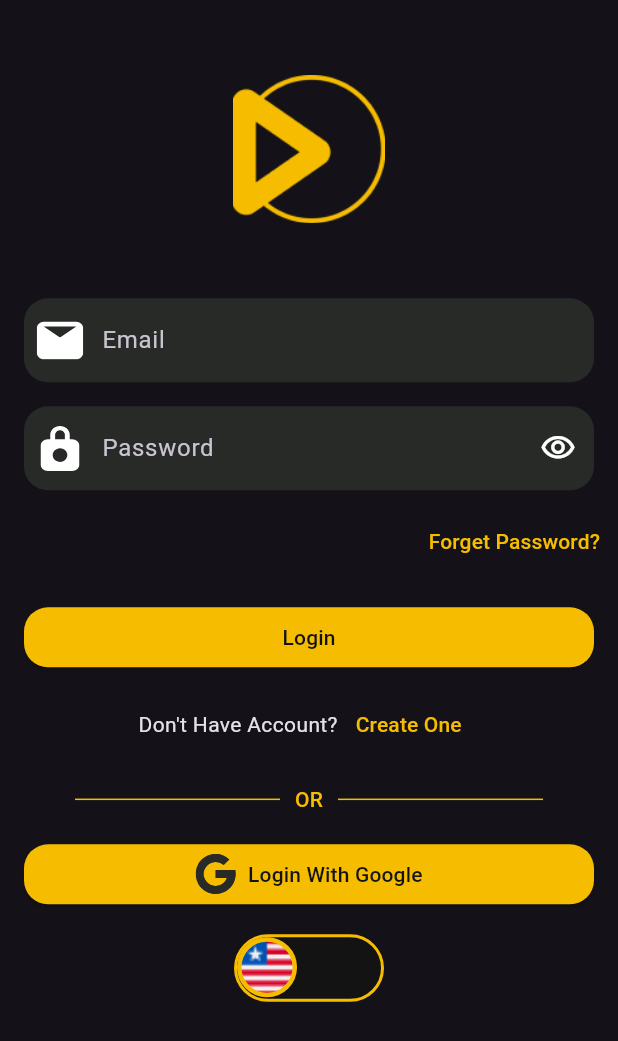
After one commit to Zahira-Hamza/movies_app, a Flutter app: the LoginScreen screen opened by its route, on a phone screen of 412 x 824 dp. The commit adds this screen. Shown: the top 1041 px of the screen. Run offline on Flutter 3.47's test engine with Material 3 defaults, Android fonts, the phone set to English and light mode, and no system bars; our stand-ins replace flutter_svg, google_fonts.

Commit message:
implement login screen ui

```diff
--- a/lib/core/constants/app_colors.dart
+++ b/lib/core/constants/app_colors.dart
@@ -3,4 +3,7 @@ import 'package:flutter/material.dart';
 class AppColors {
   static const Color blackPrimaryColor = Color(0xff121312);
   static const Color yellowPrimaryColor = Color(0xffF6BD00);
+  static const Color whiteColor=Color(0xFFFFFFFF);
+  static const Color redColor=Color(0xFFE82626);
+  static const Color greyColor = Color(0xff282A28);
 }
--- a/lib/core/constants/app_styles.dart
+++ b/lib/core/constants/app_styles.dart
@@ -31,4 +31,9 @@ class AppStyles {
     fontWeight: FontWeight.bold,
     color: Colors.white,
   );
+ static ThemeData darkTheme= ThemeData(
+scaffoldBackgroundColor: AppColors.blackPrimaryColor,
+   textTheme: TextTheme(titleSmall:TextStyle(fontSize: 14,
+       fontWeight:FontWeight.w500))
+  );
 }
--- a/lib/core/routes/app_routes.dart
+++ b/lib/core/routes/app_routes.dart
@@ -1,3 +1,4 @@
 class AppRoutes {
   static const String OnBoardingRoute = "onboarding_screen";
+  static const String loginScreenRoute = "login_screen";
 }
--- a/lib/main.dart
+++ b/lib/main.dart
@@ -1,4 +1,5 @@
 import 'package:flutter/material.dart';
+import 'package:movies_app/presentation/screens/login/login_screen.dart';
 import 'package:movies_app/presentation/screens/onboarding/onboarding_screen.dart';
 
 import 'core/routes/app_routes.dart';
@@ -17,7 +18,10 @@ class MoviesApp extends StatelessWidget {
       initialRoute: AppRoutes.OnBoardingRoute,
       routes: {
         AppRoutes.OnBoardingRoute: (context) => OnboardingScreen(),
+        AppRoutes.loginScreenRoute:(context)=>LoginScreen()
       },
+      darkTheme: ThemeData.dark(),
+      themeMode: ThemeMode.dark,
     );
   }
 }
--- /dev/null
+++ b/lib/presentation/screens/login/login_screen.dart
@@ -0,0 +1,141 @@
+import 'package:flutter/material.dart';
+import 'package:flutter_svg/flutter_svg.dart';
+import 'package:movies_app/core/constants/app_colors.dart';
+import 'package:movies_app/presentation/widgets/default_text_form_field.dart';
+import 'package:movies_app/presentation/widgets/language_switcher.dart';
+
+
+class LoginScreen extends StatelessWidget {
+  TextEditingController emailController=TextEditingController();
+
+  TextEditingController passwordController=TextEditingController();
+
+  GlobalKey<FormState> formKey=GlobalKey<FormState>();
+
+  bool isEnglish=true;
+
+  int initialIndex = 0;
+
+  @override
+  Widget build(BuildContext context) {
+    return SafeArea(
+      child: Scaffold(
+       // resizeToAvoidBottomInset:true,
+        body:  Form(
+          key: formKey,
+          child: SingleChildScrollView(
+            physics: NeverScrollableScrollPhysics(),
+            child: Column(
+              children: [
+                SizedBox(height: 50,),
+                Center(
+                  child:
+                  Image.asset(
+                    'assets/images/app_logo.png',
+                    height: MediaQuery.sizeOf(context).height * 0.12,
+                    fit: BoxFit.fill,
+                  ),
+                ),
+                SizedBox(height:50,),
+                Padding(
+                  padding: const EdgeInsets.symmetric(horizontal: 16),
+                  child: DefaultTextFormField(hintText:'Email',
+                  controller: emailController,
+                    prefixIconImage: 'email_icon',
+                    validator: (value){
+                    if(value==null||value.length<5)
+                    {  return'Invalid Email';}
+                    else
+                      {
+                        return null;
+                      }
+                    },
+                  ),
+                ),
+                SizedBox(height: 16,),
+                Padding(
+                  padding: const EdgeInsets.symmetric(horizontal: 16),
+                  child: DefaultTextFormField(hintText: 'Password',
+                  prefixIconImage:'password_icon',
+                  controller: passwordController,
+                  validator: (value){
+                    if(value==null||value.length<8)
+                      {
+                        return'Password must be at least 8 characters';
+                      }
+                    else
+                      {
+                        return null;
+                      }
+                  },
+                    isPassword: true,
+                  ),
+                ),
+                SizedBox(height: 10),
+                Row(mainAxisAlignment: MainAxisAlignment.end,
+                  children: [
+                    TextButton(onPressed: (){}, child:Text('Forget Password?',style:
+                      Theme.of(context).textTheme.titleSmall!.copyWith(color:AppColors.yellowPrimaryColor),),
+                    ),
+                  ],
+                ),
+                SizedBox(height: 16,),
+                SizedBox(width: double.infinity,
+                  child: Padding(
+                    padding: const EdgeInsets.symmetric(horizontal: 16),
+                    child: ElevatedButton(onPressed: (){}, child:
+                    Text('Login',style:Theme.of(context).textTheme.titleSmall!.copyWith(color: AppColors.blackPrimaryColor),),
+                      style: ElevatedButton.styleFrom(backgroundColor:AppColors.yellowPrimaryColor,
+                      shape: RoundedRectangleBorder(borderRadius: BorderRadius.circular(16))),
+                    ),
+                  ),
+                ),
+                SizedBox(height: 10,),
+                Row(mainAxisAlignment: MainAxisAlignment.center,
+                  children: [
+                    Text("Don't Have Account?"),
+                    TextButton(onPressed: (){}, child:Text('Create One',style:
+                    Theme.of(context).textTheme.titleSmall!.copyWith(color:AppColors.yellowPrimaryColor),),
+                    ),
+                  ],
+                ),
+                SizedBox(height: 16,),
+                Row(children: [
+                  Expanded(
+                    child: Divider(color: AppColors.yellowPrimaryColor,
+                      thickness: 1,
+                      indent:50,
+                    endIndent: 10,),
+                  ),
+                  Text('OR',style: Theme.of(context).textTheme.titleSmall!.copyWith(color: AppColors.yellowPrimaryColor),),
+                  Expanded(
+                    child: Divider(color: AppColors.yellowPrimaryColor,
+                      thickness: 1,
+                      indent: 10,
+                      endIndent:50,),
+                  ),
+                ],),
+            SizedBox(height:16,),
+                Padding(
+                  padding: const EdgeInsets.symmetric(horizontal: 16),
+                  child: ElevatedButton(onPressed: (){}, child:
+                  Row(mainAxisAlignment: MainAxisAlignment.center,
+                    children: [SvgPicture.asset('assets/icons/google_icon.svg'),
+                      SizedBox(width:8 ,),
+                      Text('Login With Google',style:Theme.of(context).textTheme.titleSmall!.copyWith(color: AppColors.blackPrimaryColor),),
+                    ],
+                  ),
+                    style: ElevatedButton.styleFrom(backgroundColor:AppColors.yellowPrimaryColor,
+                        shape: RoundedRectangleBorder(borderRadius: BorderRadius.circular(16))),
+                  ),
+                ),
+                SizedBox(height: 16,),
+            LanguageSwitcher()
+              ],
+            ),
+          ),
+        ),
+      ),
+    );
+  }
+}
--- a/lib/presentation/screens/onboarding/onboarding_screen.dart
+++ b/lib/presentation/screens/onboarding/onboarding_screen.dart
@@ -1,4 +1,5 @@
 import 'package:flutter/material.dart';
+import 'package:movies_app/core/routes/app_routes.dart';
 
 import '../../widgets/on_boarding_page.dart';
 import 'first_on_boarding_page.dart';
@@ -60,8 +61,7 @@ class _OnboardingScreenState extends State<OnboardingScreen> {
   }
 
   void _finishOnboarding() {
-    //todo: navigate to auth screen
-    debugPrint("Finish Onboarding");
+  Navigator.of(context).pushNamed(AppRoutes.loginScreenRoute);
   }
 
   void _skip() {
--- /dev/null
+++ b/lib/presentation/widgets/default_text_form_field.dart
@@ -0,0 +1,74 @@
+import 'package:flutter/material.dart';
+import 'package:flutter_svg/flutter_svg.dart';
+import 'package:movies_app/core/constants/app_colors.dart';
+
+class DefaultTextFormField extends StatefulWidget {
+  String hintText;
+  String? prefixIconImage;
+  TextEditingController? controller;
+  void Function(String)? onChanged;
+  String?Function(String?)?validator;
+  bool isPassword;
+
+  DefaultTextFormField({
+   required this.hintText,
+   this.isPassword=false,
+   this.validator,
+   this.controller,
+   this.onChanged,
+   this.prefixIconImage
+});
+
+  @override
+  State<DefaultTextFormField> createState() => _DefaultTextFormFieldState();
+}
+
+class _DefaultTextFormFieldState extends State<DefaultTextFormField> {
+
+late bool isObscure=widget.isPassword;
+  @override
+  Widget build(BuildContext context) {
+   return TextFormField(
+controller:widget.controller,
+onChanged: widget.onChanged,
+     decoration: InputDecoration(hintText: widget.hintText,
+     prefixIcon:widget.prefixIconImage==null?null:SvgPicture.asset(
+'assets/icons/${widget.prefixIconImage}.svg',
+   width: 24,
+     height: 24,
+       fit: BoxFit.scaleDown,
+     ),
+     suffixIcon:widget.isPassword?IconButton(onPressed:(){
+       isObscure=!isObscure;
+       setState(() {});
+     } , icon:Icon(isObscure?Icons.visibility_outlined:Icons.visibility_off_outlined,
+     ),style: IconButton.styleFrom(foregroundColor:AppColors.whiteColor), ):null,
+       focusedBorder:OutlineInputBorder(
+         borderRadius: BorderRadius.circular(16),
+         borderSide:BorderSide(color:Colors.transparent),
+       ),
+       enabledBorder: OutlineInputBorder(
+           borderRadius: BorderRadius.circular(16),
+           borderSide:BorderSide(color:Colors.transparent)
+       ),
+       focusedErrorBorder:OutlineInputBorder(
+           borderRadius: BorderRadius.circular(16),
+           borderSide:BorderSide(color:Colors.transparent)
+       ),
+       errorBorder:OutlineInputBorder(
+           borderRadius: BorderRadius.circular(16),
+           borderSide:BorderSide(color:Colors.transparent)
+       ) ,
+       border: InputBorder.none,
+       fillColor:AppColors.greyColor,
+       filled: true
+     ),
+     validator: widget.validator,
+     obscureText: isObscure,
+     autovalidateMode: AutovalidateMode.onUserInteraction,
+     onTapOutside: (_)=>FocusManager.instance.primaryFocus?.unfocus(),
+     cursorColor: AppColors.whiteColor,
+     cursorErrorColor: AppColors.redColor,
+   );
+  }
+}
--- /dev/null
+++ b/lib/presentation/widgets/language_switcher.dart
@@ -0,0 +1,64 @@
+import 'package:flutter/material.dart';
+import 'package:movies_app/core/constants/app_colors.dart';
+
+class LanguageSwitcher extends StatefulWidget {
+
+  @override
+  _LanguageSwitcherState createState() => _LanguageSwitcherState();
+}
+
+class _LanguageSwitcherState extends State<LanguageSwitcher> {
+  bool isEnglish = true;
+
+  @override
+  Widget build(BuildContext context) {
+    return GestureDetector(
+      onTap: () {
+        setState(() {
+          isEnglish = !isEnglish;
+        });
+      },
+      child: AnimatedContainer(
+        duration: const Duration(milliseconds: 300),
+        curve: Curves.easeIn,
+        width: 100,
+        height: 45,
+        decoration: BoxDecoration(
+          color: AppColors.blackPrimaryColor,
+          borderRadius: BorderRadius.circular(30),
+          border: Border.all(
+            color: AppColors.yellowPrimaryColor,
+            width: 2,
+          ),
+        ),
+        child: Stack(
+          children: [
+            AnimatedPositioned(
+              duration: const Duration(milliseconds: 300),
+              curve: Curves.easeIn,
+              left: isEnglish ? 0 : 57,
+              child: Container(
+                width: 40,
+                height: 40,
+                decoration: BoxDecoration(
+                  shape: BoxShape.circle,
+                  border: Border.all(
+                    color:AppColors.yellowPrimaryColor,
+                    width: 3,
+                  ),
+                  color: AppColors.blackPrimaryColor,
+                  image: DecorationImage(
+                    image: AssetImage(
+                      isEnglish ? 'assets/images/usa_flag.png' : 'assets/images/eg_flag.png',
+                    ),
+                    fit: BoxFit.cover,
+                  ),
+                ),
+              ),
+            ),
+          ],
+        ),
+      ),
+    );
+  }
+}
--- a/lib/presentation/widgets/on_boarding_page.dart
+++ b/lib/presentation/widgets/on_boarding_page.dart
@@ -1,5 +1,7 @@
 import 'package:flutter/material.dart';
 import 'package:movies_app/core/constants/app_styles.dart';
+import 'package:movies_app/core/routes/app_routes.dart';
+import 'package:movies_app/presentation/screens/login/login_screen.dart';
 
 import '../../core/constants/app_colors.dart';
 
@@ -10,7 +12,7 @@ class OnboardingPage extends StatelessWidget {
   final VoidCallback? onBack;
   final bool isLast;
   final bool isSecond;
-
+  final String buttonText;
   const OnboardingPage({
     super.key,
     required this.image,
@@ -21,6 +23,7 @@ class OnboardingPage extends StatelessWidget {
     this.onBack,
     required this.isLast,
     this.isSecond = false,
+    this.buttonText="next"
   });
 
   @override
@@ -120,9 +123,8 @@ class OnboardingPage extends StatelessWidget {
                           ),
                           child: const Text("Back"),
                         ),
-                      ElevatedButton(
-                        onPressed: onNext,
-                        style: ElevatedButton.styleFrom(
+                       ElevatedButton(onPressed:onNext
+                       , style: ElevatedButton.styleFrom(
                           backgroundColor: AppColors.yellowPrimaryColor,
                           padding: EdgeInsets.symmetric(
                             horizontal: screenWidth * 0.015,
--- a/pubspec.yaml
+++ b/pubspec.yaml
@@ -36,6 +36,8 @@ dependencies:
   cupertino_icons: ^1.0.8
   flutter_native_splash: ^2.4.4
   google_fonts: ^6.3.0
+  flutter_svg: ^2.2.0
+  toggle_switch: ^2.3.0
 
 dev_dependencies:
   flutter_test:
@@ -63,7 +65,8 @@ flutter:
   # To add assets to your application, add an assets section, like this:
   assets:
      - assets/images/onboarding/
-  #   - images/a_dot_ham.jpeg
+     - assets/images/
+     - assets/icons/
 
   # An image asset can refer to one or more resolution-specific "variants", see
   # https://flutter.dev/to/resolution-aware-images
```
Also changed, not shown: assets/icons/email_icon.svg (added), assets/icons/google_icon.svg (added), assets/icons/password_icon.svg (added), assets/images/2.0x/app_logo.png (added), assets/images/3.0x/app_logo.png (added), assets/images/app_logo.png (added), assets/images/eg_flag.png (added), assets/images/usa_flag.png (added), pubspec.lock.
